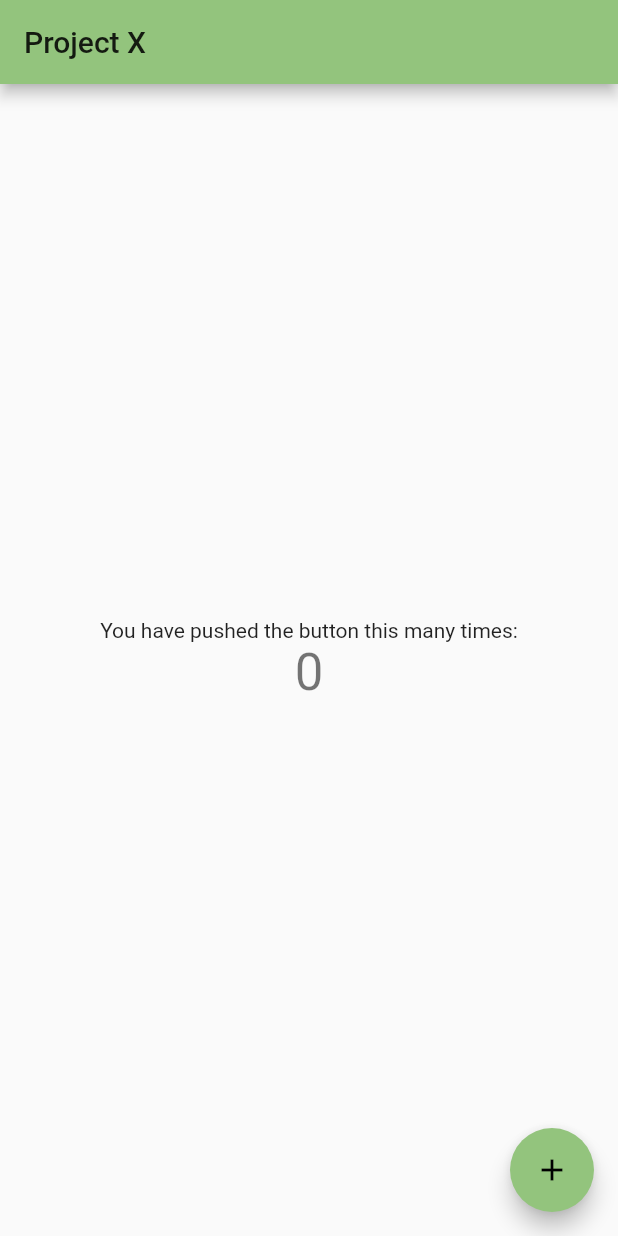
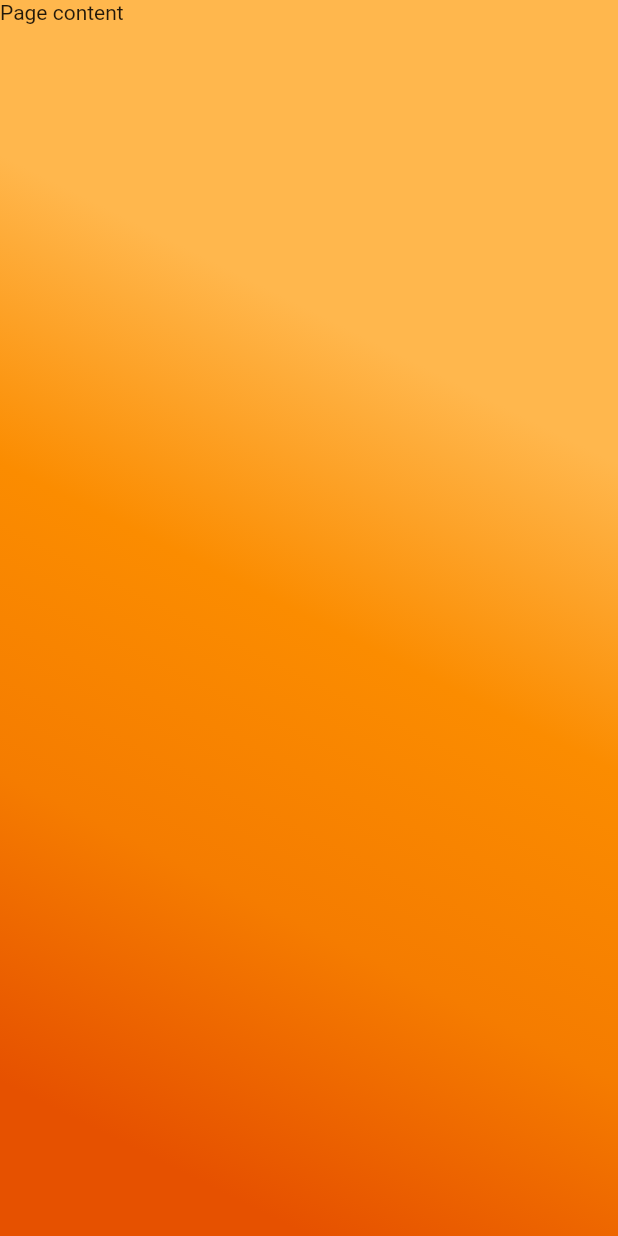
Before and after one commit to GuilhermeVendramini/flutter-projectx, a Flutter app: the screen it shows after launch, on a phone screen of 412 x 824 dp. Run offline on Flutter 3.47's test engine with Material 2 defaults, Android fonts, the phone set to English and light mode, and no system bars; Roboto replaces fonts that are missing (ProductSans).

Commit message:
Background and PageView

```diff
--- a/lib/app/app.dart
+++ b/lib/app/app.dart
@@ -5,7 +5,6 @@ import 'package:projetcx/app/routes.dart';
 import 'package:projetcx/app/ui/home/home.dart';
 
 class App extends StatelessWidget {
-  // This widget is the root of your application.
   @override
   Widget build(BuildContext context) {
     return MaterialApp(
@@ -13,7 +12,7 @@ class App extends StatelessWidget {
       title: Strings.appName,
       theme: themeData,
       routes: Routes.routes,
-      home: HomeScreen(Strings.appName),
+      home: HomeScreen(),
     );
   }
 }
--- a/lib/app/constants/app_colors.dart
+++ /dev/null
@@ -1,18 +0,0 @@
-import 'package:flutter/material.dart';
-
-class AppColors {
-  AppColors._(); // this basically makes it so you can instantiate this class
-
-  static const Map<int, Color> green = const <int, Color>{
-    50: const Color(0xFFf2f8ef),
-    100: const Color(0xFFdfedd8),
-    200: const Color(0xFFc9e2be),
-    300: const Color(0xFFb3d6a4),
-    400: const Color(0xFFa3cd91),
-    500: const Color(0xFF93c47d),
-    600: const Color(0xFF8bbe75),
-    700: const Color(0xFF80b66a),
-    800: const Color(0xFF76af60),
-    900: const Color(0xFF64a24d)
-  };
-}
--- a/lib/app/constants/app_theme.dart
+++ b/lib/app/constants/app_theme.dart
@@ -1,13 +1,5 @@
 import 'package:flutter/material.dart';
-import 'package:projetcx/app/constants/app_colors.dart';
 
 final ThemeData themeData = new ThemeData(
-    fontFamily: 'ProductSans',
-    brightness: Brightness.light,
-    primarySwatch: MaterialColor(
-        AppColors.green[500].value, AppColors.green),
-    primaryColor: AppColors.green[500],
-    primaryColorBrightness: Brightness.light,
-    accentColor: AppColors.green[500],
-    accentColorBrightness: Brightness.light
+  fontFamily: 'ProductSans',
 );
--- a/lib/app/routes.dart
+++ b/lib/app/routes.dart
@@ -1,5 +1,4 @@
 import 'package:flutter/material.dart';
-import 'package:projetcx/app/constants/strings.dart';
 import 'package:projetcx/app/ui/home/home.dart';
 
 class Routes {
@@ -9,6 +8,6 @@ class Routes {
   static const String home = '/home';
 
   static final routes = <String, WidgetBuilder>{
-    home: (BuildContext context) => HomeScreen(Strings.appName),
+    home: (BuildContext context) => HomeScreen(),
   };
 }
--- a/lib/app/ui/home/home.dart
+++ b/lib/app/ui/home/home.dart
@@ -1,48 +1,88 @@
 import 'package:flutter/material.dart';
+import 'package:projetcx/app/ui/page/clean.dart';
+import 'package:projetcx/app/ui/page/screen.dart';
+import 'package:projetcx/app/widgets/gradient_background.dart';
 
 class HomeScreen extends StatefulWidget {
-  HomeScreen(this.title);
-
-  final String title;
-
   @override
   _HomeScreenState createState() => _HomeScreenState();
 }
 
-class _HomeScreenState extends State<HomeScreen> {
-  int _counter = 0;
+class _HomeScreenState extends State<HomeScreen>
+    with SingleTickerProviderStateMixin {
+  AnimationController _controller;
+  Animation<double> _animation;
+  PageController _pageController;
+  int _currentPageIndex = 0;
 
-  void _incrementCounter() {
-    setState(() {
-      _counter++;
-    });
+  @override
+  void initState() {
+    super.initState();
+    _controller = AnimationController(
+      vsync: this,
+      duration: Duration(milliseconds: 300),
+    );
+    _animation = Tween<double>(begin: 0.0, end: 1.0).animate(_controller);
+    _pageController = PageController(initialPage: 0, viewportFraction: 1.0);
   }
 
   @override
   Widget build(BuildContext context) {
-    return Scaffold(
-      appBar: AppBar(
-        title: Text(widget.title),
-      ),
-      body: Center(
+    Color backgroundColor = Colors.blueGrey;
+
+    if (_currentPageIndex == 0) {
+      backgroundColor = Colors.orange;
+    } else if (_currentPageIndex == 1) {
+      backgroundColor = Colors.deepPurple;
+    } else if (_currentPageIndex == 2) {
+      backgroundColor = Colors.teal;
+    }
+
+    _controller.forward();
+
+    return GradientBackground(
+      color: backgroundColor,
+      child: Scaffold(
+        backgroundColor: Colors.transparent,
+        body: FadeTransition(
+          opacity: _animation,
+          child: NotificationListener<ScrollNotification>(
+            onNotification: (notification) {
+              if (notification is ScrollEndNotification) {
+                int currentPage = _pageController.page.round().toInt();
+                if (_currentPageIndex != currentPage) {
+                  setState(() => _currentPageIndex = currentPage);
+                }
+              }
+            },
             child: Column(
               mainAxisAlignment: MainAxisAlignment.center,
+              mainAxisSize: MainAxisSize.max,
               children: <Widget>[
-            Text(
-              'You have pushed the button this many times:',
+                Expanded(
+                  child: PageView.builder(
+                    controller: _pageController,
+                    itemBuilder: (BuildContext context, int index) {
+                      if (index == 3) {
+                        return PageClean();
+                      } else {
+                        return PageScreen();
+                      }
+                    },
+                    itemCount: 3 + 1,
                   ),
-            Text(
-              '$_counter',
-              style: Theme.of(context).textTheme.display1,
                 ),
               ],
             ),
           ),
-      floatingActionButton: FloatingActionButton(
-        onPressed: _incrementCounter,
-        tooltip: 'Increment',
-        child: Icon(Icons.add),
+        ),
       ),
     );
   }
+
+  @override
+  void dispose() {
+    _controller.dispose();
+    super.dispose();
   }
+}
--- /dev/null
+++ b/lib/app/ui/page/clean.dart
@@ -0,0 +1,17 @@
+import 'package:flutter/material.dart';
+
+class PageClean extends StatefulWidget {
+  @override
+  _PageCleanState createState() => _PageCleanState();
+}
+
+class _PageCleanState extends State<PageClean> {
+  @override
+  Widget build(BuildContext context) {
+    return Container(
+      child: SafeArea(
+        child: Text('Page Clean'),
+      ),
+    );
+  }
+}
--- /dev/null
+++ b/lib/app/ui/page/content.dart
@@ -0,0 +1,15 @@
+import 'package:flutter/material.dart';
+
+class PageContent extends StatefulWidget {
+  @override
+  _PageContentState createState() => _PageContentState();
+}
+
+class _PageContentState extends State<PageContent> {
+  @override
+  Widget build(BuildContext context) {
+    return Container(
+      child: Text("Page content"),
+    );
+  }
+}
--- /dev/null
+++ b/lib/app/ui/page/screen.dart
@@ -0,0 +1,21 @@
+import 'package:flutter/material.dart';
+import 'package:projetcx/app/ui/page/content.dart';
+
+class PageScreen extends StatefulWidget {
+  final Color gradientStart = Colors.purple[600];
+  final Color gradientEnd = Colors.deepPurple[600];
+
+  @override
+  _PageScreenState createState() => _PageScreenState();
+}
+
+class _PageScreenState extends State<PageScreen> {
+  @override
+  Widget build(BuildContext context) {
+    return Container(
+      child: SafeArea(
+        child: PageContent(),
+      ),
+    );
+  }
+}
--- /dev/null
+++ b/lib/app/widgets/gradient_background.dart
@@ -0,0 +1,37 @@
+import 'package:flutter/material.dart';
+
+class GradientBackground extends StatelessWidget {
+  final Widget child;
+  final Color color;
+
+  GradientBackground({@required this.child, @required this.color});
+
+  @override
+  Widget build(BuildContext context) {
+    return AnimatedContainer(
+      decoration: BoxDecoration(
+        gradient: LinearGradient(
+            begin: Alignment.topRight,
+            end: Alignment.bottomLeft,
+            stops: [0.3, 0.5, 0.7, 0.9],
+            colors: getColorList(color)),
+      ),
+      curve: Curves.linear,
+      child: child,
+      duration: Duration(milliseconds: 500),
+    );
+  }
+
+  List<Color> getColorList(Color color) {
+    if (color is MaterialColor) {
+      return [
+        color[300],
+        color[600],
+        color[700],
+        color[900],
+      ];
+    } else {
+      return List<Color>.filled(4, color);
+    }
+  }
+}
```
Also changed, not shown: lib/main.dart (line endings or trailing spaces), 1 other file. Lines whose indentation alone changed are shown as unchanged.
